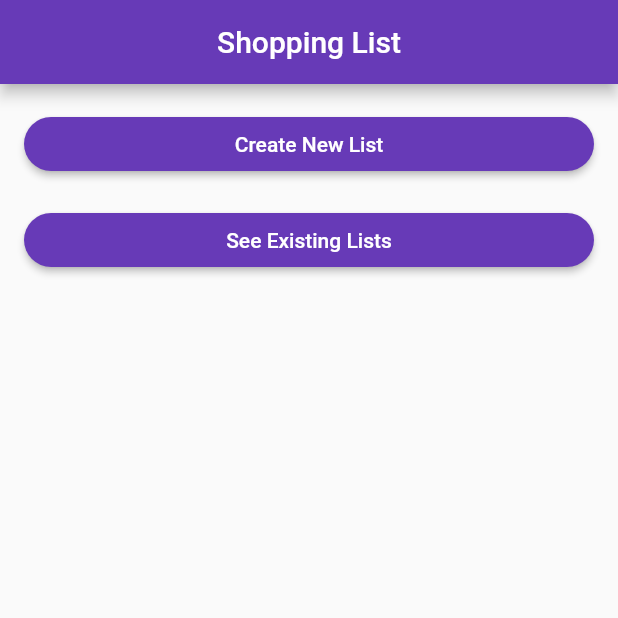
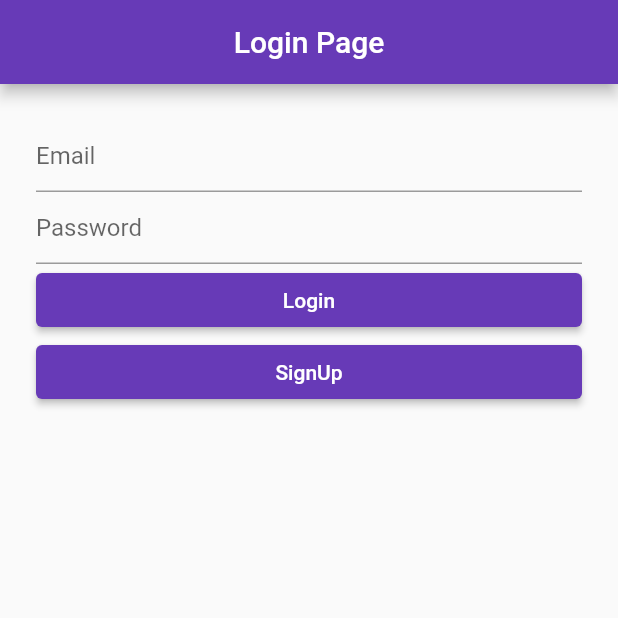
Before and after one commit to sssloba/flutter_fire_shopping_list, a Flutter app: the screen it shows after launch, on a phone screen of 412 x 824 dp, the top half of it. Run offline on Flutter 3.47's test engine with Material 2 defaults, Android fonts, the light colour scheme and no system bars; our stand-ins replace cloud_firestore, firebase_auth, firebase_core; accounts and stored records are empty; generated files the repository leaves out were written again.

Commit message:
initial-login-page-and-auth-service

```diff
--- a/lib/main.dart
+++ b/lib/main.dart
@@ -2,6 +2,8 @@ import 'package:cloud_firestore/cloud_firestore.dart';
 import 'package:firebase_core/firebase_core.dart';
 import 'package:flutter/material.dart';
 import 'package:flutter_fire_shopping_list/screens/home_page.dart';
+import 'package:flutter_fire_shopping_list/screens/login_page.dart';
+import 'package:flutter_fire_shopping_list/services/auth_service.dart';
 
 import 'firebase_options.dart';
 
@@ -28,7 +30,7 @@ class MyApp extends StatelessWidget {
       theme: ThemeData(
           primarySwatch: Colors.deepPurple,
           snackBarTheme: const SnackBarThemeData(backgroundColor: Colors.red)),
-      home: const HomePage(),
+      home: AuthService().isUserLoggedIn ? const HomePage() : const LoginPage(),
     );
   }
 }
--- /dev/null
+++ b/lib/screens/login_page.dart
@@ -0,0 +1,80 @@
+import 'package:flutter/cupertino.dart';
+import 'package:flutter/material.dart';
+import 'package:flutter/src/foundation/key.dart';
+import 'package:flutter/src/widgets/container.dart';
+import 'package:flutter/src/widgets/framework.dart';
+import 'package:flutter_fire_shopping_list/screens/home_page.dart';
+import 'package:flutter_fire_shopping_list/services/auth_service.dart';
+
+class LoginPage extends StatefulWidget {
+  const LoginPage({Key? key}) : super(key: key);
+
+  @override
+  State<LoginPage> createState() => _LoginPageState();
+}
+
+class _LoginPageState extends State<LoginPage> {
+  TextEditingController emailTextController = TextEditingController();
+  TextEditingController passwordTextController = TextEditingController();
+
+  // @override
+  // void initState() {
+  //   super.initState();
+  //   emailTextController = TextEditingController();
+  //   passwordTextController = TextEditingController();
+  // }
+
+  @override
+  void dispose() {
+    emailTextController.dispose();
+    passwordTextController.dispose();
+    super.dispose();
+  }
+
+  @override
+  Widget build(BuildContext context) {
+    return Scaffold(
+      appBar: AppBar(
+        title: const Text('Login Page'),
+        centerTitle: true,
+        automaticallyImplyLeading: false,
+      ),
+      body: Padding(
+        padding: const EdgeInsets.all(24.0),
+        child: Column(
+          crossAxisAlignment: CrossAxisAlignment.stretch,
+          children: [
+            TextFormField(
+              controller: emailTextController,
+              decoration: const InputDecoration(hintText: 'Email'),
+            ),
+            TextFormField(
+              controller: passwordTextController,
+              decoration: const InputDecoration(hintText: 'Password'),
+            ),
+            ElevatedButton(
+              onPressed: () async => await AuthService()
+                  .loginWithEmail(
+                      email: emailTextController.text,
+                      password: passwordTextController.text)
+                  .then((value) => Navigator.of(context).pushReplacement(
+                      MaterialPageRoute(
+                          builder: (context) => const HomePage()))),
+              child: const Text('Login'),
+            ),
+            ElevatedButton(
+              onPressed: () async => await AuthService()
+                  .signUpWithEmail(
+                      email: emailTextController.text,
+                      password: passwordTextController.text)
+                  .then((value) => Navigator.of(context).pushReplacement(
+                      MaterialPageRoute(
+                          builder: (context) => const HomePage()))),
+              child: const Text('SignUp'),
+            ),
+          ],
+        ),
+      ),
+    );
+  }
+}
--- /dev/null
+++ b/lib/services/auth_service.dart
@@ -0,0 +1,37 @@
+import 'package:firebase_auth/firebase_auth.dart';
+
+class AuthService {
+  factory AuthService() {
+    _singleton ??= AuthService._();
+    return _singleton!;
+  }
+
+  AuthService._();
+  static AuthService? _singleton;
+
+  Future<void> loginWithEmail({
+    required String email,
+    required String password,
+  }) async {
+    await FirebaseAuth.instance
+        .signInWithEmailAndPassword(email: email, password: password);
+  }
+
+  Future<void> signUpWithEmail({
+    required String email,
+    required String password,
+  }) async {
+    await FirebaseAuth.instance
+        .createUserWithEmailAndPassword(email: email, password: password);
+  }
+
+  Future<void> signOut() async {
+    await FirebaseAuth.instance.signOut();
+  }
+
+  User? getUserInfo() {
+    return FirebaseAuth.instance.currentUser;
+  }
+
+  bool get isUserLoggedIn => FirebaseAuth.instance.currentUser != null;
+}
```
Also changed, not shown: pubspec.lock.
